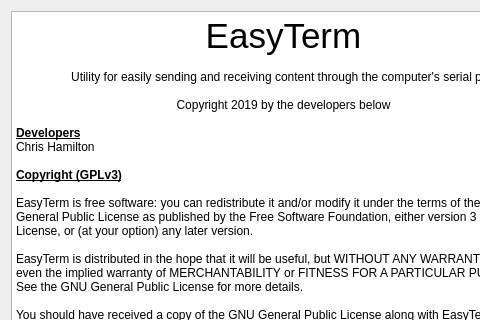
The window that ui/about.ui (marker5a/EasyTerm) describes before a commit, drawn with Qt 5; both pictures show x 0 to 480 and y 0 to 320 of the 567 by 445 pixel window.
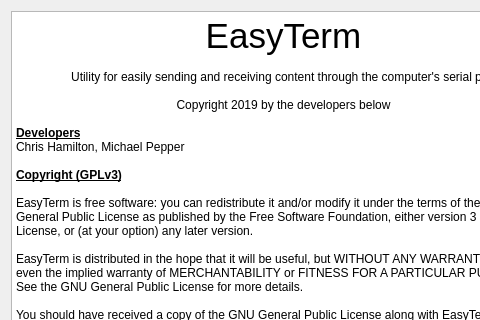
The same window after the commit.

What changed in the file:
```diff
--- a/ui/about.ui
+++ b/ui/about.ui
@@ -28,7 +28,7 @@
 &lt;p align=&quot;center&quot; style=&quot; margin-top:0px; margin-bottom:0px; margin-left:0px; margin-right:0px; -qt-block-indent:0; text-indent:0px;&quot;&gt;&lt;span style=&quot; font-family:'Sans Serif'; font-size:9pt;&quot;&gt;Copyright 2019 by the developers below&lt;/span&gt;&lt;/p&gt;
 &lt;p align=&quot;center&quot; style=&quot;-qt-paragraph-type:empty; margin-top:0px; margin-bottom:0px; margin-left:0px; margin-right:0px; -qt-block-indent:0; text-indent:0px; font-family:'Sans Serif'; font-size:9pt;&quot;&gt;&lt;br /&gt;&lt;/p&gt;
 &lt;p style=&quot; margin-top:0px; margin-bottom:0px; margin-left:0px; margin-right:0px; -qt-block-indent:0; text-indent:0px;&quot;&gt;&lt;span style=&quot; font-family:'Sans Serif'; font-size:9pt; font-weight:600; text-decoration: underline;&quot;&gt;Developers&lt;/span&gt;&lt;/p&gt;
-&lt;p style=&quot; margin-top:0px; margin-bottom:0px; margin-left:0px; margin-right:0px; -qt-block-indent:0; text-indent:0px;&quot;&gt;&lt;span style=&quot; font-family:'Sans Serif'; font-size:9pt;&quot;&gt;Chris Hamilton&lt;/span&gt;&lt;/p&gt;
+&lt;p style=&quot; margin-top:0px; margin-bottom:0px; margin-left:0px; margin-right:0px; -qt-block-indent:0; text-indent:0px;&quot;&gt;&lt;span style=&quot; font-family:'Sans Serif'; font-size:9pt;&quot;&gt;Chris Hamilton, Michael Pepper&lt;/span&gt;&lt;/p&gt;
 &lt;p style=&quot;-qt-paragraph-type:empty; margin-top:0px; margin-bottom:0px; margin-left:0px; margin-right:0px; -qt-block-indent:0; text-indent:0px; font-family:'Sans Serif'; font-size:9pt;&quot;&gt;&lt;br /&gt;&lt;/p&gt;
 &lt;p style=&quot; margin-top:0px; margin-bottom:0px; margin-left:0px; margin-right:0px; -qt-block-indent:0; text-indent:0px;&quot;&gt;&lt;span style=&quot; font-family:'Sans Serif'; font-size:9pt; font-weight:600; text-decoration: underline;&quot;&gt;Copyright (GPLv3)&lt;/span&gt;&lt;/p&gt;
 &lt;p style=&quot;-qt-paragraph-type:empty; margin-top:0px; margin-bottom:0px; margin-left:0px; margin-right:0px; -qt-block-indent:0; text-indent:0px; font-family:'Sans Serif'; font-size:9pt; font-weight:600; text-decoration: underline;&quot;&gt;&lt;br /&gt;&lt;/p&gt;
```
